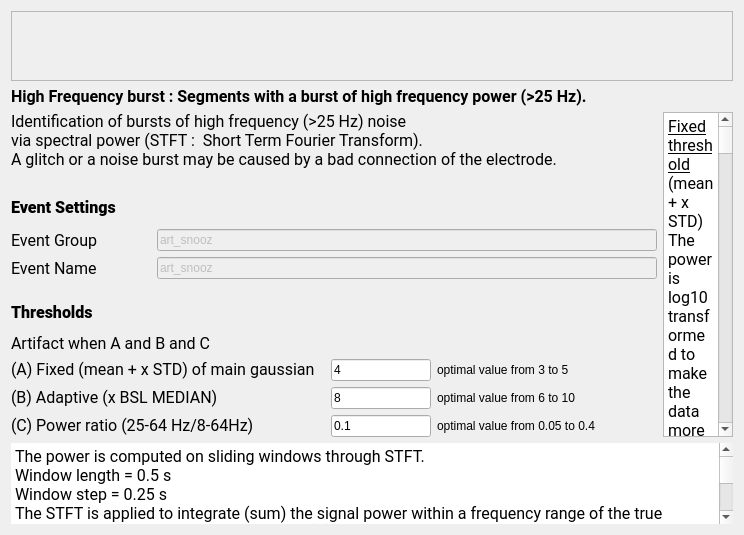
Above: tools/CEAMSTools/DetectArtifacts/HighFreqBurstStep/Ui_HighFreqBurstStep.ui from SnoozToolbox/snooz-package-ceams before the change. Below: the same form after it.
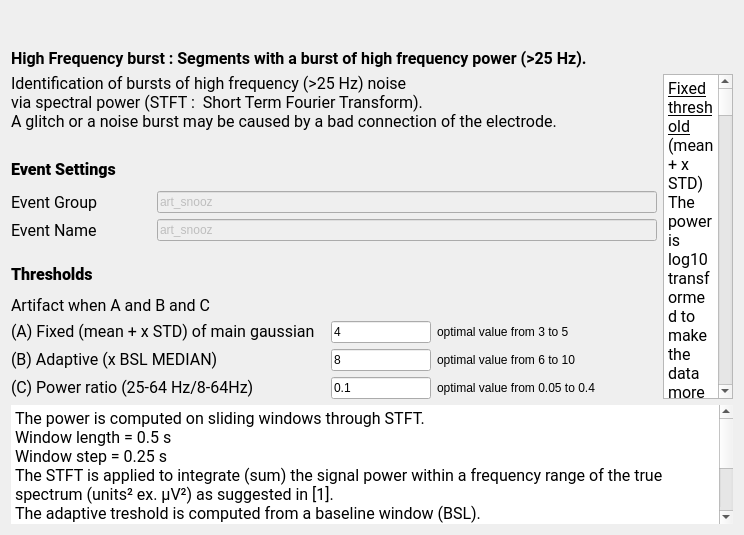
That is the form after the change.

Patch:
```diff
--- a/tools/CEAMSTools/DetectArtifacts/HighFreqBurstStep/Ui_HighFreqBurstStep.ui
+++ b/tools/CEAMSTools/DetectArtifacts/HighFreqBurstStep/Ui_HighFreqBurstStep.ui
@@ -18,25 +18,13 @@
   </property>
   <layout class="QVBoxLayout" name="verticalLayout_2">
    <item>
-    <widget class="QScrollArea" name="scrollArea">
+        <widget class="QWidget" name="widget" native="true">
      <property name="sizePolicy">
       <sizepolicy hsizetype="Expanding" vsizetype="Preferred">
        <horstretch>0</horstretch>
        <verstretch>0</verstretch>
       </sizepolicy>
      </property>
-     <property name="widgetResizable">
-      <bool>true</bool>
-     </property>
-     <widget class="QWidget" name="scrollAreaWidgetContents">
-      <property name="geometry">
-       <rect>
-        <x>0</x>
-        <y>0</y>
-        <width>1543</width>
-        <height>182</height>
-       </rect>
-      </property>
       <layout class="QHBoxLayout" name="horizontalLayout">
        <item>
         <widget class="QLabel" name="label_10">
@@ -49,7 +37,6 @@
         </widget>
        </item>
       </layout>
-     </widget>
     </widget>
    </item>
    <item>
```
Lines whose indentation alone changed are shown as unchanged.
